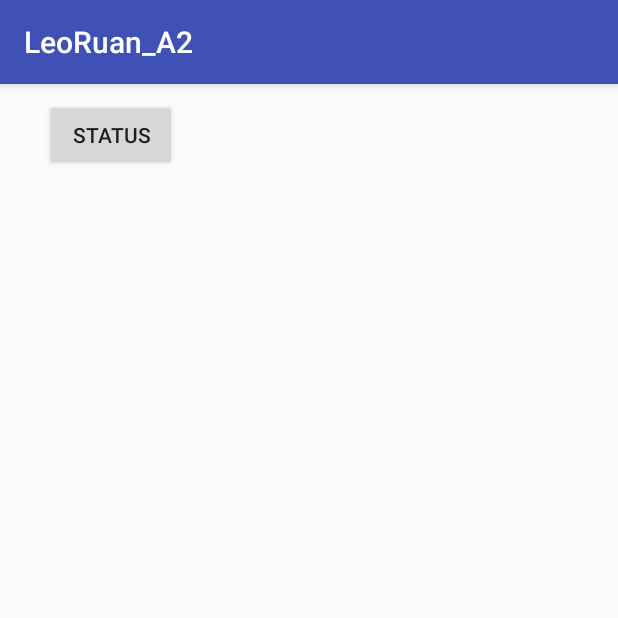
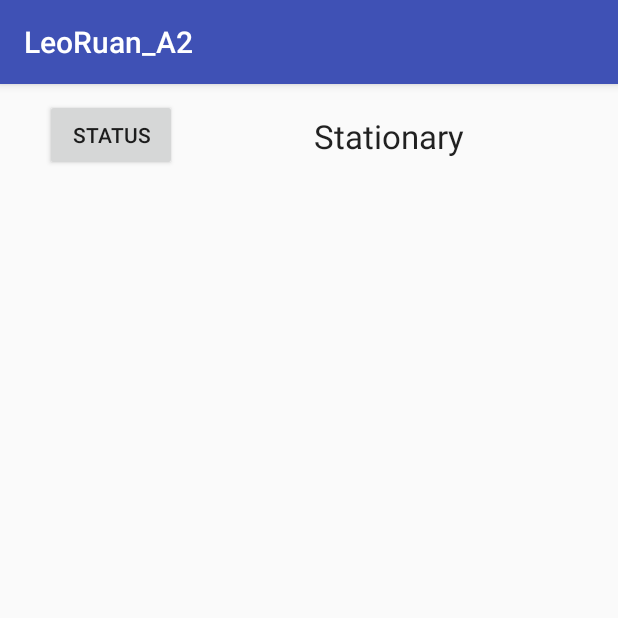
Before and after one commit to leor8/android_sensor, an Android app: the screen it shows after launch (MainActivity), after a tap on "STATUS", on a phone screen of 412 x 824 dp, the top half of it. Run offline under Robolectric (Android 15) with nearby library versions, the phone set to English and light mode, and no system bars.

Commit message:
now status button will display atext stating if phone is stationary or not

```diff
--- a/app/src/main/java/com/example/leoruan/leoruan_a2/MainActivity.java
+++ b/app/src/main/java/com/example/leoruan/leoruan_a2/MainActivity.java
@@ -17,8 +17,10 @@ import android.os.Vibrator;
 import android.support.v7.app.AppCompatActivity;
 import android.support.v7.widget.LinearLayoutManager;
 import android.support.v7.widget.RecyclerView;
+import android.util.FloatMath;
 import android.util.Log;
 import android.view.View;
+import android.widget.TextView;
 import android.widget.Toast;
 
 import java.util.List;
@@ -38,6 +40,13 @@ public class MainActivity extends AppCompatActivity implements SensorEventListen
     Boolean played = false;
     Boolean vibrated = false;
 
+    Boolean moving = false;
+    private float mAccel;
+    private float mAccelCurrent;
+    private float mAccelLast;
+
+    private TextView status_text;
+
     @Override
     protected void onCreate(Bundle savedInstanceState) {
         super.onCreate(savedInstanceState);
@@ -53,10 +62,18 @@ public class MainActivity extends AppCompatActivity implements SensorEventListen
         accSensor = mySensorManager.getDefaultSensor(Sensor.TYPE_ACCELEROMETER);
 
         recyclerView.setAdapter(new MyAdapter(this, sensor_list));
+
+        mAccel = 0.00f;
+        mAccelCurrent = SensorManager.GRAVITY_EARTH;
+        mAccelLast = SensorManager.GRAVITY_EARTH;
+
+        status_text = findViewById(R.id.status);
     }
+
 
     @Override
     public void onSensorChanged(SensorEvent event) {
+
         int type = event.sensor.getType();
         if(type == Sensor.TYPE_LIGHT) {
             float sensor_val = event.values[0];
@@ -76,21 +93,26 @@ public class MainActivity extends AppCompatActivity implements SensorEventListen
             }
         }
 
-        if(type == Sensor.TYPE_ACCELEROMETER){
+        if(type == Sensor.TYPE_ACCELEROMETER) {
             double x = event.values.clone()[0];
             double y = event.values.clone()[1];
             double z = event.values.clone()[2];
+
+            double x_stat = event.values.clone()[0];
+            double y_stat = event.values.clone()[1];
+            double z_stat = event.values.clone()[2];
+
+            // For vibration
             Vibrator v = (Vibrator) getSystemService(this.VIBRATOR_SERVICE);
-            float normalizer =(float) Math.sqrt(x * x + y * y + z * z);
+            float normalizer = (float) Math.sqrt(x * x + y * y + z * z);
 
             x = (x / normalizer);
             y = (y / normalizer);
             z = (z / normalizer);
             int device_incline = (int) Math.round(Math.toDegrees(Math.acos(z)));
 
-            if (device_incline < 10 || device_incline > 175)
-            {
-                if(!vibrated) {
+            if (device_incline < 10 || device_incline > 175) {
+                if (!vibrated) {
                     Toast.makeText(this, "device flat - beep", Toast.LENGTH_LONG).show();
                     try {
                         v.vibrate(5000);
@@ -102,6 +124,20 @@ public class MainActivity extends AppCompatActivity implements SensorEventListen
             } else {
                 v.cancel();
                 vibrated = false;
+            }
+
+            // For phone status
+            mAccelLast = mAccelCurrent;
+            mAccelCurrent = (float)Math.sqrt(x_stat * x_stat + y_stat * y_stat + z_stat * z_stat);
+            if(mAccelLast != mAccelCurrent) {
+                moving = true;
+            } else {
+                moving = false;
+            }
+            if(moving) {
+                status_text.setText("Moving");
+            } else {
+                status_text.setText("Stationary");
             }
         }
     }
@@ -125,7 +161,11 @@ public class MainActivity extends AppCompatActivity implements SensorEventListen
     }
 
     public void status_start(View view) {
-
+        if(moving) {
+            status_text.setText("Moving");
+        } else {
+            status_text.setText("Stationary");
+        }
     }
 
 }
--- a/app/src/main/res/layout/activity_main.xml
+++ b/app/src/main/res/layout/activity_main.xml
@@ -42,7 +42,7 @@
         app:layout_constraintVertical_bias="1.0" />
 
     <TextView
-        android:id="@+id/textView"
+        android:id="@+id/status"
         android:layout_width="240dp"
         android:layout_height="37dp"
         android:layout_marginBottom="15dp"
@@ -51,6 +51,8 @@
         android:layout_marginRight="26dp"
         android:layout_marginStart="14dp"
         android:layout_marginTop="16dp"
+        android:gravity="center"
+        android:textAppearance="@android:style/TextAppearance.Large"
         app:layout_constraintBottom_toTopOf="@+id/linearLayout"
         app:layout_constraintEnd_toEndOf="parent"
         app:layout_constraintStart_toEndOf="@+id/button2"
```
